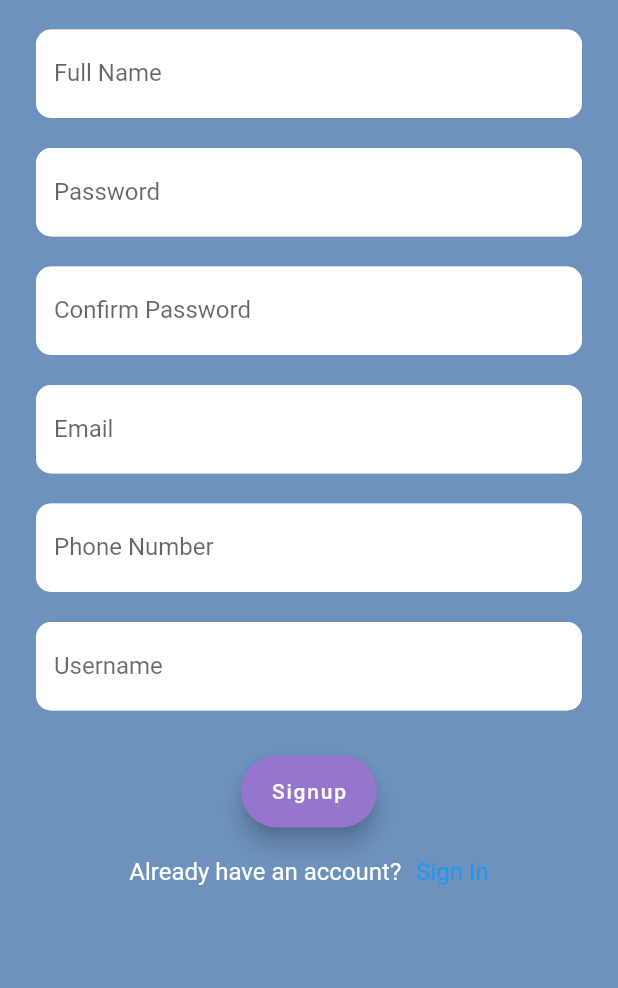
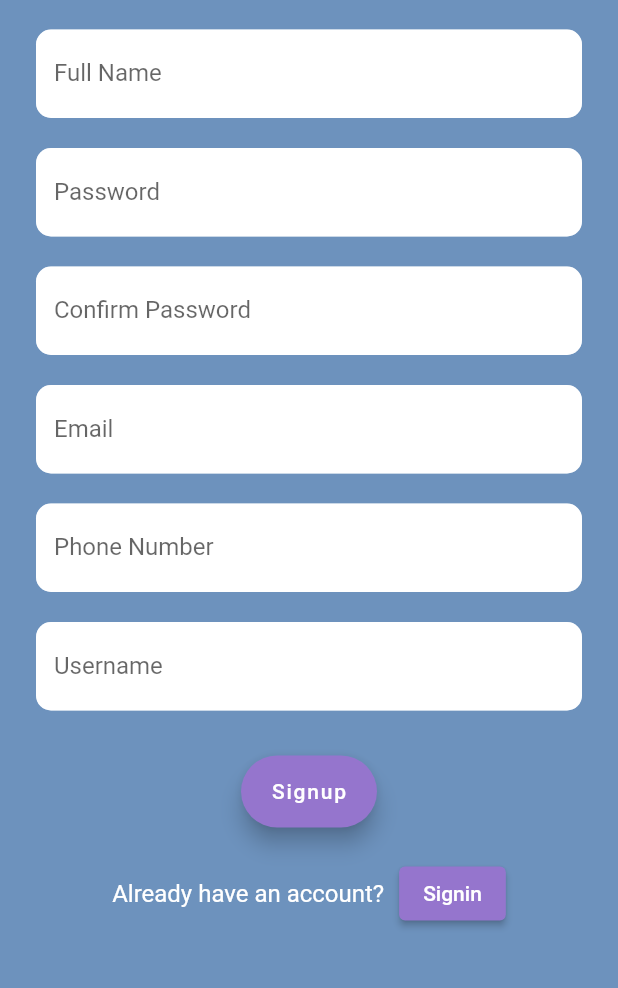
Before and after one commit to ishwar46/ProjectJutta, a Flutter app: the RegPage screen opened directly, on a phone screen of 412 x 824 dp, the part 119-1107 px from its top. Run offline on Flutter 3.47's test engine with Material 2 defaults, Android fonts, the phone set to English and light mode, and no system bars; our stand-ins replace velocity_x.

Commit message:
Update signup_page.dart

```diff
--- a/jutta_junction/lib/pages/signup_page.dart
+++ b/jutta_junction/lib/pages/signup_page.dart
@@ -248,13 +248,22 @@ class _RegPageState extends State<RegPage> {
                           SizedBox(
                             width: 10.0,
                           ),
-                          Text(
-                            "Sign In",
-                            //Navigate to Sign In Page
-                            style:
-                                Theme.of(context).textTheme.subtitle1!.copyWith(
-                                      color: Colors.blue,
-                                    ),
+                          ElevatedButton(
+                            style: ElevatedButton.styleFrom(
+                              primary: Colors.deepPurple.shade300,
+                            ),
+                            onPressed: () => Navigator.push(
+                              context,
+                              MaterialPageRoute(
+                                builder: (context) => LoginPage(),
+                              ),
+                            ),
+                            child: Text(
+                              "Signin",
+                              style: TextStyle(
+                                color: Colors.white,
+                              ),
+                            ),
                           ),
                         ],
                       ),
```
